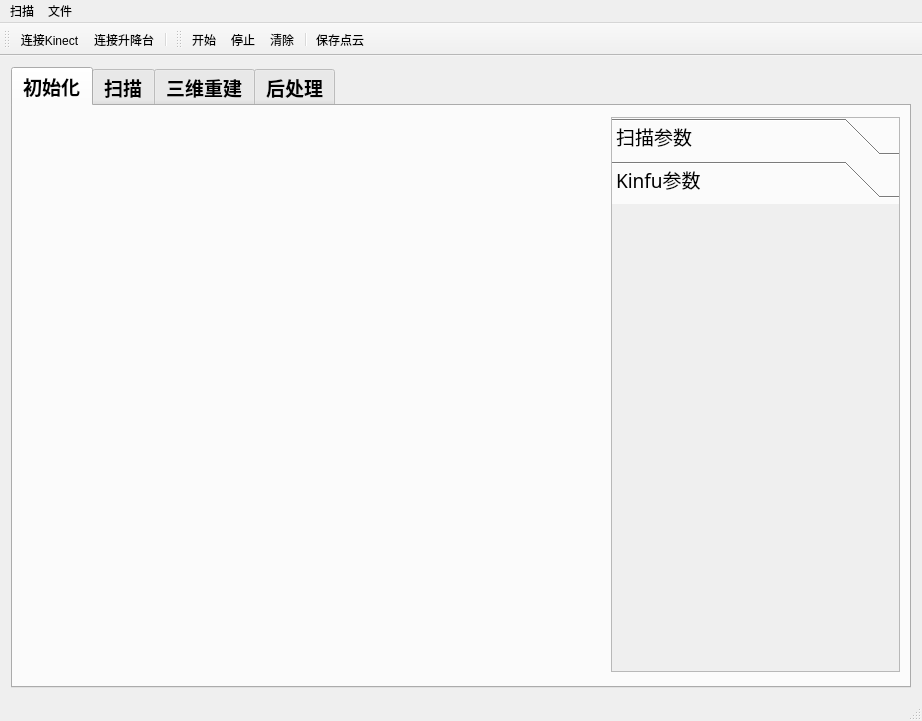
Old version of the form KFScanner/mainform.ui in the repository hanxiaomax/fusionscanner.
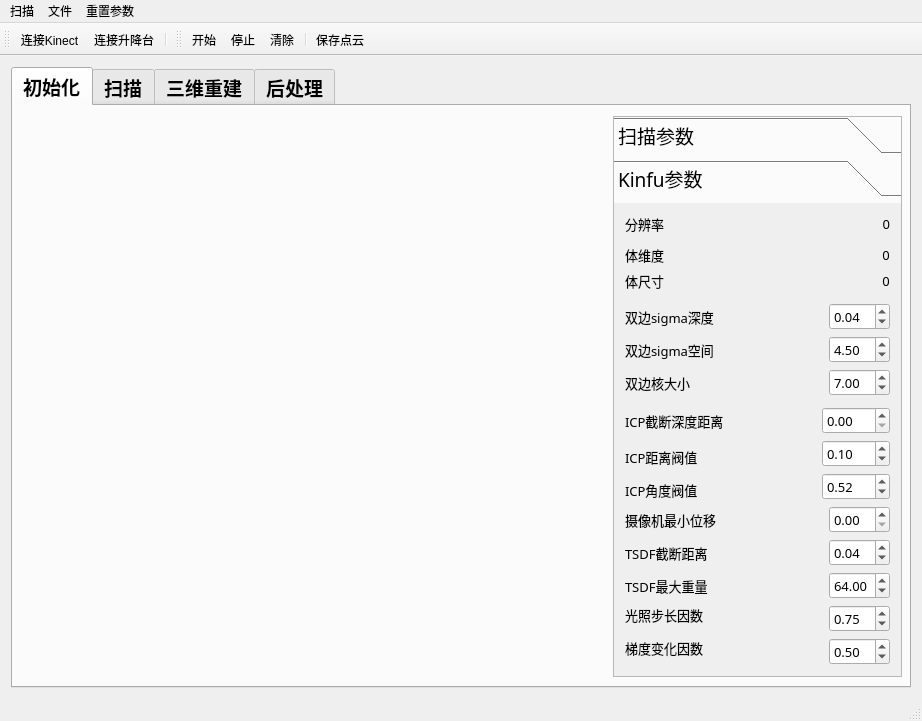
New version of the form. Icons and pictures are not drawn. Custom widgets are drawn as their Qt base class.

Commit message: kinfu参数面板

```diff
--- a/KFScanner/mainform.ui
+++ b/KFScanner/mainform.ui
@@ -78,10 +78,10 @@
        <widget class="QToolBox" name="init_toolbox">
         <property name="geometry">
          <rect>
-          <x>598</x>
-          <y>11</y>
+          <x>600</x>
+          <y>10</y>
           <width>289</width>
-          <height>555</height>
+          <height>561</height>
          </rect>
         </property>
         <property name="font">
@@ -350,12 +350,709 @@
            <x>0</x>
            <y>0</y>
            <width>287</width>
-           <height>475</height>
+           <height>481</height>
           </rect>
          </property>
          <attribute name="label">
           <string>Kinfu参数</string>
          </attribute>
+         <layout class="QGridLayout" name="gridLayout_14">
+          <item row="0" column="0">
+           <layout class="QVBoxLayout" name="verticalLayout_7">
+            <item>
+             <layout class="QVBoxLayout" name="verticalLayout_6">
+              <item>
+               <layout class="QGridLayout" name="gridLayout_13">
+                <item row="0" column="0">
+                 <widget class="QLabel" name="label_3">
+                  <property name="font">
+                   <font>
+                    <pointsize>10</pointsize>
+                   </font>
+                  </property>
+                  <property name="text">
+                   <string>分辨率</string>
+                  </property>
+                 </widget>
+                </item>
+                <item row="0" column="1">
+                 <spacer name="horizontalSpacer_13">
+                  <property name="font">
+                   <font>
+                    <pointsize>10</pointsize>
+                   </font>
+                  </property>
+                  <property name="orientation">
+                   <enum>Qt::Horizontal</enum>
+                  </property>
+                  <property name="sizeHint" stdset="0">
+                   <size>
+                    <width>40</width>
+                    <height>20</height>
+                   </size>
+                  </property>
+                 </spacer>
+                </item>
+                <item row="0" column="2">
+                 <widget class="QLabel" name="res_value_label">
+                  <property name="font">
+                   <font>
+                    <pointsize>10</pointsize>
+                   </font>
+                  </property>
+                  <property name="text">
+                   <string>0</string>
+                  </property>
+                  <property name="alignment">
+                   <set>Qt::AlignRight|Qt::AlignTrailing|Qt::AlignVCenter</set>
+                  </property>
+                 </widget>
+                </item>
+               </layout>
+              </item>
+              <item>
+               <spacer name="verticalSpacer_4">
+                <property name="orientation">
+                 <enum>Qt::Vertical</enum>
+                </property>
+                <property name="sizeHint" stdset="0">
+                 <size>
+                  <width>20</width>
+                  <height>18</height>
+                 </size>
+                </property>
+               </spacer>
+              </item>
+              <item>
+               <layout class="QGridLayout" name="gridLayout_12">
+                <item row="0" column="1">
+                 <spacer name="horizontalSpacer_14">
+                  <property name="font">
+                   <font>
+                    <pointsize>10</pointsize>
+                   </font>
+                  </property>
+                  <property name="orientation">
+                   <enum>Qt::Horizontal</enum>
+                  </property>
+                  <property name="sizeHint" stdset="0">
+                   <size>
+                    <width>40</width>
+                    <height>20</height>
+                   </size>
+                  </property>
+                 </spacer>
+                </item>
+                <item row="1" column="2">
+                 <widget class="QLabel" name="size_label">
+                  <property name="font">
+                   <font>
+                    <pointsize>10</pointsize>
+                   </font>
+                  </property>
+                  <property name="text">
+                   <string>0</string>
+                  </property>
+                  <property name="alignment">
+                   <set>Qt::AlignCenter</set>
+                  </property>
+                 </widget>
+                </item>
+                <item row="0" column="2">
+                 <widget class="QLabel" name="dims_label">
+                  <property name="font">
+                   <font>
+                    <pointsize>10</pointsize>
+                   </font>
+                  </property>
+                  <property name="text">
+                   <string>0</string>
+                  </property>
+                  <property name="alignment">
+                   <set>Qt::AlignCenter</set>
+                  </property>
+                 </widget>
+                </item>
+                <item row="0" column="0">
+                 <widget class="QLabel" name="label_4">
+                  <property name="font">
+                   <font>
+                    <pointsize>10</pointsize>
+                   </font>
+                  </property>
+                  <property name="text">
+                   <string>体维度</string>
+                  </property>
+                 </widget>
+                </item>
+                <item row="1" column="0">
+                 <widget class="QLabel" name="label_5">
+                  <property name="font">
+                   <font>
+                    <pointsize>10</pointsize>
+                   </font>
+                  </property>
+                  <property name="text">
+                   <string>体尺寸</string>
+                  </property>
+                 </widget>
+                </item>
+                <item row="1" column="1">
+                 <spacer name="horizontalSpacer_15">
+                  <property name="orientation">
+                   <enum>Qt::Horizontal</enum>
+                  </property>
+                  <property name="sizeHint" stdset="0">
+                   <size>
+                    <width>40</width>
+                    <height>20</height>
+                   </size>
+                  </property>
+                 </spacer>
+                </item>
+               </layout>
+              </item>
+              <item>
+               <spacer name="verticalSpacer_3">
+                <property name="orientation">
+                 <enum>Qt::Vertical</enum>
+                </property>
+                <property name="sizeHint" stdset="0">
+                 <size>
+                  <width>20</width>
+                  <height>18</height>
+                 </size>
+                </property>
+               </spacer>
+              </item>
+              <item>
+               <layout class="QGridLayout" name="gridLayout_9">
+                <item row="1" column="0">
+                 <widget class="QLabel" name="label_7">
+                  <property name="font">
+                   <font>
+                    <pointsize>10</pointsize>
+                   </font>
+                  </property>
+                  <property name="text">
+                   <string>双边sigma空间</string>
+                  </property>
+                 </widget>
+                </item>
+                <item row="2" column="0">
+                 <widget class="QLabel" name="label_8">
+                  <property name="font">
+                   <font>
+                    <pointsize>10</pointsize>
+                   </font>
+                  </property>
+                  <property name="text">
+                   <string>双边核大小</string>
+                  </property>
+                 </widget>
+                </item>
+                <item row="0" column="1">
+                 <spacer name="horizontalSpacer_2">
+                  <property name="font">
+                   <font>
+                    <pointsize>10</pointsize>
+                   </font>
+                  </property>
+                  <property name="orientation">
+                   <enum>Qt::Horizontal</enum>
+                  </property>
+                  <property name="sizeHint" stdset="0">
+                   <size>
+                    <width>40</width>
+                    <height>20</height>
+                   </size>
+                  </property>
+                 </spacer>
+                </item>
+                <item row="2" column="1">
+                 <spacer name="horizontalSpacer_4">
+                  <property name="font">
+                   <font>
+                    <pointsize>10</pointsize>
+                   </font>
+                  </property>
+                  <property name="orientation">
+                   <enum>Qt::Horizontal</enum>
+                  </property>
+                  <property name="sizeHint" stdset="0">
+                   <size>
+                    <width>40</width>
+                    <height>20</height>
+                   </size>
+                  </property>
+                 </spacer>
+                </item>
+                <item row="1" column="1">
+                 <spacer name="horizontalSpacer_3">
+                  <property name="font">
+                   <font>
+                    <pointsize>10</pointsize>
+                   </font>
+                  </property>
+                  <property name="orientation">
+                   <enum>Qt::Horizontal</enum>
+                  </property>
+                  <property name="sizeHint" stdset="0">
+                   <size>
+                    <width>40</width>
+                    <height>20</height>
+                   </size>
+                  </property>
+                 </spacer>
+                </item>
+                <item row="1" column="2">
+                 <widget class="QDoubleSpinBox" name="sigma_spatial_sb">
+                  <property name="font">
+                   <font>
+                    <pointsize>10</pointsize>
+                   </font>
+                  </property>
+                  <property name="maximum">
+                   <double>10.000000000000000</double>
+                  </property>
+                  <property name="singleStep">
+                   <double>0.100000000000000</double>
+                  </property>
+                  <property name="value">
+                   <double>4.500000000000000</double>
+                  </property>
+                 </widget>
+                </item>
+                <item row="0" column="2">
+                 <widget class="QDoubleSpinBox" name="sigma_depth_sb">
+                  <property name="font">
+                   <font>
+                    <pointsize>10</pointsize>
+                   </font>
+                  </property>
+                  <property name="maximum">
+                   <double>1.000000000000000</double>
+                  </property>
+                  <property name="singleStep">
+                   <double>0.010000000000000</double>
+                  </property>
+                  <property name="value">
+                   <double>0.040000000000000</double>
+                  </property>
+                 </widget>
+                </item>
+                <item row="2" column="2">
+                 <widget class="QDoubleSpinBox" name="sigma_k_size_sb">
+                  <property name="font">
+                   <font>
+                    <pointsize>10</pointsize>
+                   </font>
+                  </property>
+                  <property name="maximum">
+                   <double>20.000000000000000</double>
+                  </property>
+                  <property name="value">
+                   <double>7.000000000000000</double>
+                  </property>
+                 </widget>
+                </item>
+                <item row="0" column="0">
+                 <widget class="QLabel" name="label_6">
+                  <property name="font">
+                   <font>
+                    <pointsize>10</pointsize>
+                   </font>
+                  </property>
+                  <property name="text">
+                   <string>双边sigma深度</string>
+                  </property>
+                 </widget>
+                </item>
+               </layout>
+              </item>
+              <item>
+               <spacer name="verticalSpacer">
+                <property name="orientation">
+                 <enum>Qt::Vertical</enum>
+                </property>
+                <property name="sizeHint" stdset="0">
+                 <size>
+                  <width>13</width>
+                  <height>18</height>
+                 </size>
+                </property>
+               </spacer>
+              </item>
+              <item>
+               <layout class="QGridLayout" name="gridLayout_10">
+                <item row="0" column="0">
+                 <widget class="QLabel" name="label_12">
+                  <property name="font">
+                   <font>
+                    <pointsize>10</pointsize>
+                   </font>
+                  </property>
+                  <property name="text">
+                   <string>ICP截断深度距离</string>
+                  </property>
+                 </widget>
+                </item>
+                <item row="0" column="1" rowspan="2">
+                 <spacer name="horizontalSpacer_5">
+                  <property name="font">
+                   <font>
+                    <pointsize>10</pointsize>
+                   </font>
+                  </property>
+                  <property name="orientation">
+                   <enum>Qt::Horizontal</enum>
+                  </property>
+                  <property name="sizeHint" stdset="0">
+                   <size>
+                    <width>40</width>
+                    <height>20</height>
+                   </size>
+                  </property>
+                 </spacer>
+                </item>
+                <item row="0" column="2">
+                 <widget class="QDoubleSpinBox" name="ICP_depthdist_sb">
+                  <property name="font">
+                   <font>
+                    <pointsize>10</pointsize>
+                   </font>
+                  </property>
+                 </widget>
+                </item>
+                <item row="1" column="2" rowspan="2">
+                 <widget class="QDoubleSpinBox" name="ICP_dist_th_sb">
+                  <property name="font">
+                   <font>
+                    <pointsize>10</pointsize>
+                   </font>
+                  </property>
+                  <property name="singleStep">
+                   <double>0.100000000000000</double>
+                  </property>
+                  <property name="value">
+                   <double>0.100000000000000</double>
+                  </property>
+                 </widget>
+                </item>
+                <item row="2" column="0">
+                 <widget class="QLabel" name="label_13">
+                  <property name="font">
+                   <font>
+                    <pointsize>10</pointsize>
+                   </font>
+                  </property>
+                  <property name="text">
+                   <string>ICP距离阀值</string>
+                  </property>
+                 </widget>
+                </item>
+                <item row="2" column="1" rowspan="2">
+                 <spacer name="horizontalSpacer_6">
+                  <property name="font">
+                   <font>
+                    <pointsize>10</pointsize>
+                   </font>
+                  </property>
+                  <property name="orientation">
+                   <enum>Qt::Horizontal</enum>
+                  </property>
+                  <property name="sizeHint" stdset="0">
+                   <size>
+                    <width>40</width>
+                    <height>20</height>
+                   </size>
+                  </property>
+                 </spacer>
+                </item>
+                <item row="3" column="2" rowspan="2">
+                 <widget class="QDoubleSpinBox" name="ICP_angel_th_sb">
+                  <property name="font">
+                   <font>
+                    <pointsize>10</pointsize>
+                   </font>
+                  </property>
+                  <property name="maximum">
+                   <double>360.000000000000000</double>
+                  </property>
+                  <property name="singleStep">
+                   <double>0.010000000000000</double>
+                  </property>
+                  <property name="value">
+                   <double>0.520000000000000</double>
+                  </property>
+                 </widget>
+                </item>
+                <item row="4" column="0">
+                 <widget class="QLabel" name="label_14">
+                  <property name="font">
+                   <font>
+                    <pointsize>10</pointsize>
+                   </font>
+                  </property>
+                  <property name="text">
+                   <string>ICP角度阀值</string>
+                  </property>
+                 </widget>
+                </item>
+                <item row="4" column="1">
+                 <spacer name="horizontalSpacer_7">
+                  <property name="font">
+                   <font>
+                    <pointsize>10</pointsize>
+                   </font>
+                  </property>
+                  <property name="orientation">
+                   <enum>Qt::Horizontal</enum>
+                  </property>
+                  <property name="sizeHint" stdset="0">
+                   <size>
+                    <width>40</width>
+                    <height>20</height>
+                   </size>
+                  </property>
+                 </spacer>
+                </item>
+               </layout>
+              </item>
+              <item>
+               <layout class="QGridLayout" name="gridLayout_11">
+                <item row="0" column="0">
+                 <widget class="QLabel" name="label_16">
+                  <property name="font">
+                   <font>
+                    <pointsize>10</pointsize>
+                   </font>
+                  </property>
+                  <property name="text">
+                   <string>摄像机最小位移</string>
+                  </property>
+                 </widget>
+                </item>
+                <item row="0" column="1">
+                 <spacer name="horizontalSpacer_8">
+                  <property name="font">
+                   <font>
+                    <pointsize>10</pointsize>
+                   </font>
+                  </property>
+                  <property name="orientation">
+                   <enum>Qt::Horizontal</enum>
+                  </property>
+                  <property name="sizeHint" stdset="0">
+                   <size>
+                    <width>40</width>
+                    <height>20</height>
+                   </size>
+                  </property>
+                 </spacer>
+                </item>
+                <item row="0" column="2">
+                 <widget class="QDoubleSpinBox" name="cam_min_move_sb">
+                  <property name="font">
+                   <font>
+                    <pointsize>10</pointsize>
+                   </font>
+                  </property>
+                 </widget>
+                </item>
+                <item row="1" column="0">
+                 <widget class="QLabel" name="label_17">
+                  <property name="font">
+                   <font>
+                    <pointsize>10</pointsize>
+                   </font>
+                  </property>
+                  <property name="text">
+                   <string>TSDF截断距离</string>
+                  </property>
+                 </widget>
+                </item>
+                <item row="1" column="1">
+                 <spacer name="horizontalSpacer_9">
+                  <property name="font">
+                   <font>
+                    <pointsize>10</pointsize>
+                   </font>
+                  </property>
+                  <property name="orientation">
+                   <enum>Qt::Horizontal</enum>
+                  </property>
+                  <property name="sizeHint" stdset="0">
+                   <size>
+                    <width>40</width>
+                    <height>20</height>
+                   </size>
+                  </property>
+                 </spacer>
+                </item>
+                <item row="1" column="2">
+                 <widget class="QDoubleSpinBox" name="tsdf_dist_sb">
+                  <property name="font">
+                   <font>
+                    <pointsize>10</pointsize>
+                   </font>
+                  </property>
+                  <property name="maximum">
+                   <double>1.000000000000000</double>
+                  </property>
+                  <property name="singleStep">
+                   <double>0.010000000000000</double>
+                  </property>
+                  <property name="value">
+                   <double>0.040000000000000</double>
+                  </property>
+                 </widget>
+                </item>
+                <item row="2" column="0">
+                 <widget class="QLabel" name="label_15">
+                  <property name="font">
+                   <font>
+                    <pointsize>10</pointsize>
+                   </font>
+                  </property>
+                  <property name="text">
+                   <string>TSDF最大重量</string>
+                  </property>
+                 </widget>
+                </item>
+                <item row="2" column="1">
+                 <spacer name="horizontalSpacer_10">
+                  <property name="font">
+                   <font>
+                    <pointsize>10</pointsize>
+                   </font>
+                  </property>
+                  <property name="orientation">
+                   <enum>Qt::Horizontal</enum>
+                  </property>
+                  <property name="sizeHint" stdset="0">
+                   <size>
+                    <width>40</width>
+                    <height>20</height>
+                   </size>
+                  </property>
+                 </spacer>
+                </item>
+                <item row="2" column="2">
+                 <widget class="QDoubleSpinBox" name="tsdf_max_weight_sb">
+                  <property name="font">
+                   <font>
+                    <pointsize>10</pointsize>
+                   </font>
+                  </property>
+                  <property name="value">
+                   <double>64.000000000000000</double>
+                  </property>
+                 </widget>
+                </item>
+                <item row="3" column="0">
+                 <widget class="QLabel" name="label_19">
+                  <property name="font">
+                   <font>
+                    <pointsize>10</pointsize>
+                   </font>
+                  </property>
+                  <property name="text">
+                   <string>光照步长因数</string>
+                  </property>
+                 </widget>
+                </item>
+                <item row="3" column="1" rowspan="2">
+                 <spacer name="horizontalSpacer_11">
+                  <property name="font">
+                   <font>
+                    <pointsize>10</pointsize>
+                   </font>
+                  </property>
+                  <property name="orientation">
+                   <enum>Qt::Horizontal</enum>
+                  </property>
+                  <property name="sizeHint" stdset="0">
+                   <size>
+                    <width>40</width>
+                    <height>20</height>
+                   </size>
+                  </property>
+                 </spacer>
+                </item>
+                <item row="3" column="2" rowspan="2">
+                 <widget class="QDoubleSpinBox" name="raycast_factor_sb">
+                  <property name="font">
+                   <font>
+                    <pointsize>10</pointsize>
+                   </font>
+                  </property>
+                  <property name="maximum">
+                   <double>1.000000000000000</double>
+                  </property>
+                  <property name="singleStep">
+                   <double>0.010000000000000</double>
+                  </property>
+                  <property name="value">
+                   <double>0.750000000000000</double>
+                  </property>
+                 </widget>
+                </item>
+                <item row="4" column="0" rowspan="2">
+                 <widget class="QLabel" name="label_18">
+                  <property name="font">
+                   <font>
+                    <pointsize>10</pointsize>
+                   </font>
+                  </property>
+                  <property name="text">
+                   <string>梯度变化因数</string>
+                  </property>
+                 </widget>
+                </item>
+                <item row="5" column="1">
+                 <spacer name="horizontalSpacer_12">
+                  <property name="font">
+                   <font>
+                    <pointsize>10</pointsize>
+                   </font>
+                  </property>
+                  <property name="orientation">
+                   <enum>Qt::Horizontal</enum>
+                  </property>
+                  <property name="sizeHint" stdset="0">
+                   <size>
+                    <width>40</width>
+                    <height>20</height>
+                   </size>
+                  </property>
+                 </spacer>
+                </item>
+                <item row="5" column="2">
+                 <widget class="QDoubleSpinBox" name="gradient_factor_sb">
+                  <property name="font">
+                   <font>
+                    <pointsize>10</pointsize>
+                   </font>
+                  </property>
+                  <property name="maximum">
+                   <double>1.000000000000000</double>
+                  </property>
+                  <property name="singleStep">
+                   <double>0.100000000000000</double>
+                  </property>
+                  <property name="value">
+                   <double>0.500000000000000</double>
+                  </property>
+                 </widget>
+                </item>
+               </layout>
+              </item>
+             </layout>
+            </item>
+           </layout>
+          </item>
+         </layout>
         </widget>
        </widget>
       </widget>
@@ -689,8 +1386,15 @@
     </property>
     <addaction name="actionSaveCloud"/>
    </widget>
+   <widget class="QMenu" name="menu_3">
+    <property name="title">
+     <string>重置参数</string>
+    </property>
+    <addaction name="action_ResetKinFuParams"/>
+   </widget>
    <addaction name="menu_2"/>
    <addaction name="menu"/>
+   <addaction name="menu_3"/>
   </widget>
   <widget class="QToolBar" name="mainToolBar">
    <property name="sizePolicy">
```
Left out of the diff: 5 changed lines with no effect on the pictures. The commit also changes 17 other files.
